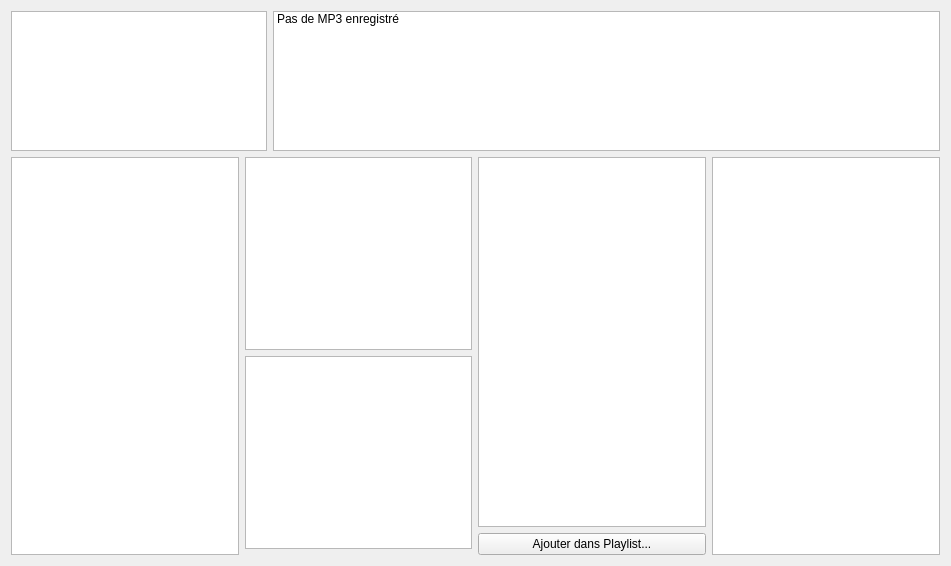
The window that ongletmp3.ui (toopoormaghell/projet-musique) describes before a commit, drawn with Qt 5.
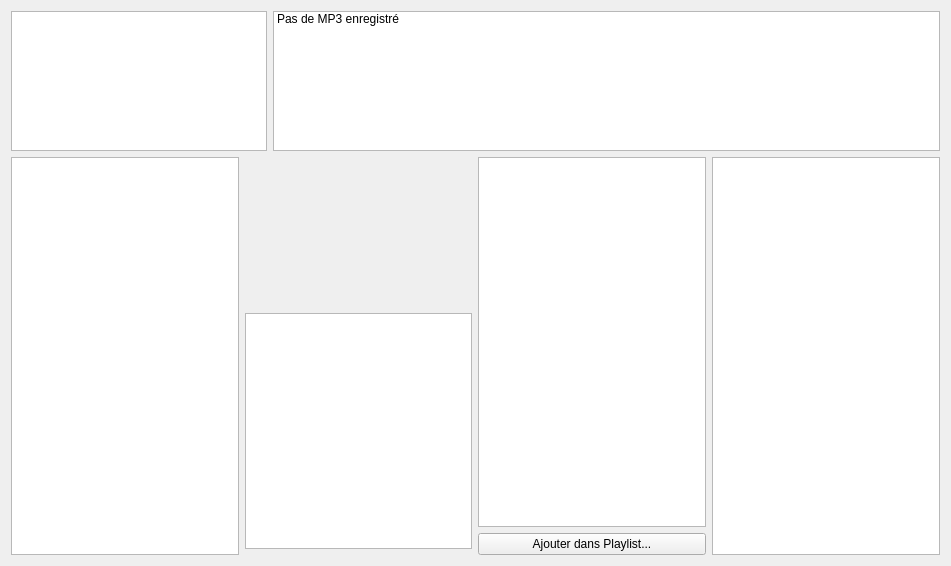
The same window after the commit. Custom widgets are drawn as their Qt base class.

What changed in the file:
```diff
--- a/ongletmp3.ui
+++ b/ongletmp3.ui
@@ -13,7 +13,7 @@
   <property name="windowTitle">
    <string>Form</string>
   </property>
-  <layout class="QVBoxLayout" name="verticalLayout_4">
+  <layout class="QVBoxLayout" name="verticalLayout">
    <item>
     <layout class="QHBoxLayout" name="horizontalLayout">
      <item alignment="Qt::AlignLeft|Qt::AlignTop">
@@ -137,10 +137,8 @@
     </layout>
    </item>
    <item>
-    <layout class="QHBoxLayout" name="horizontalLayout_2">
+    <layout class="QHBoxLayout" name="horizontalLayout_4">
      <item>
-      <layout class="QVBoxLayout" name="verticalLayout">
-       <item alignment="Qt::AlignLeft">
         <widget class="QListWidget" name="Albums">
          <property name="iconSize">
           <size>
@@ -163,24 +161,81 @@
          <property name="viewMode">
           <enum>QListView::ListMode</enum>
          </property>
-        </widget>
-       </item>
-      </layout>
+       <property name="currentRow">
+        <number>-1</number>
+       </property>
+      </widget>
+     </item>
+     <item>
+      <layout class="QVBoxLayout" name="verticalLayout_4">
+       <item>
+        <layout class="QHBoxLayout" name="horizontalLayout_3">
+         <item>
+          <widget class="QLabel" name="Pochette">
+           <property name="minimumSize">
+            <size>
+             <width>150</width>
+             <height>150</height>
+            </size>
+           </property>
+           <property name="maximumSize">
+            <size>
+             <width>150</width>
+             <height>150</height>
+            </size>
+           </property>
+           <property name="text">
+            <string/>
+           </property>
+          </widget>
      </item>
      <item>
       <layout class="QVBoxLayout" name="verticalLayout_2">
        <item>
-        <widget class="QTableWidget" name="Infos"/>
+            <widget class="QLabel" name="Titre">
+             <property name="text">
+              <string/>
+             </property>
+            </widget>
        </item>
        <item>
-        <widget class="QTableWidget" name="Similaires"/>
+            <widget class="QLabel" name="NomArtiste">
+             <property name="text">
+              <string/>
+             </property>
+            </widget>
+           </item>
+           <item>
+            <widget class="QLabel" name="NomAlbum">
+             <property name="text">
+              <string/>
+             </property>
+            </widget>
+           </item>
+           <item>
+            <widget class="QLabel" name="Mp3Phys">
+             <property name="text">
+              <string/>
+             </property>
+            </widget>
+           </item>
+          </layout>
+         </item>
+        </layout>
+       </item>
+       <item>
+        <widget class="QListWidget" name="Similaires">
+         <property name="iconSize">
+          <size>
+           <width>75</width>
+           <height>75</height>
+          </size>
+         </property>
+        </widget>
        </item>
        <item>
         <widget class="Player" name="m_player" native="true"/>
        </item>
-       <item>
-        <layout class="QHBoxLayout" name="horizontalLayout_3"/>
-       </item>
       </layout>
      </item>
      <item>
```
Left out of the diff: 6 changed lines with no effect on the pictures. Lines whose indentation alone changed are shown as unchanged.
